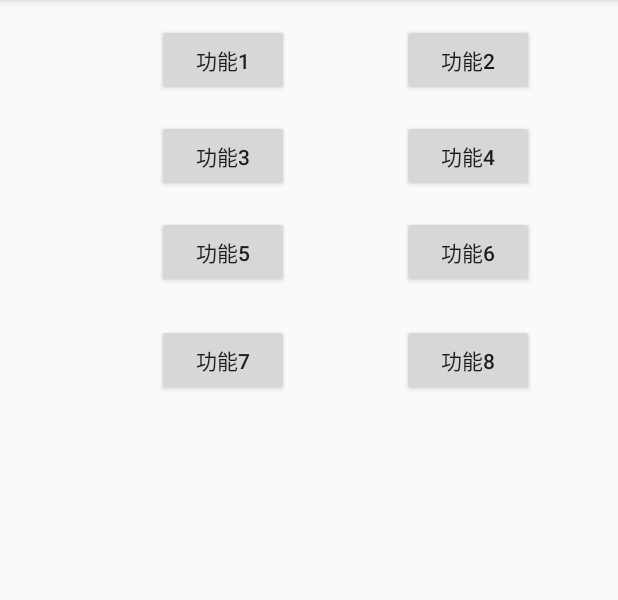
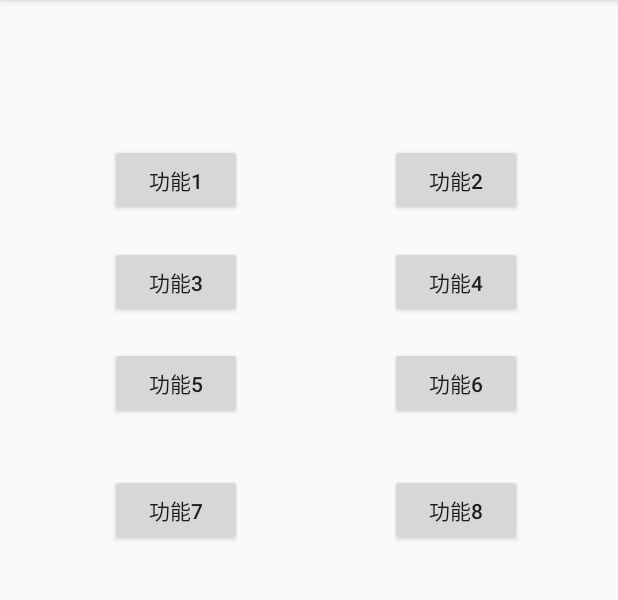
Before and after one commit to bonnie861224/Mid2, an Android app: the screen it shows after launch (MainActivity), on a phone screen of 412 x 824 dp, the part 84-684 px from its top. Run offline under Robolectric (Android 15) with nearby library versions, the phone set to English and light mode, and no system bars.

Commit message:
roll the dice

```diff
--- a/app/src/main/java/com/fju/mid2/Func3Activity.java
+++ b/app/src/main/java/com/fju/mid2/Func3Activity.java
@@ -9,5 +9,6 @@ public class Func3Activity extends AppCompatActivity {
     protected void onCreate(Bundle savedInstanceState) {
         super.onCreate(savedInstanceState);
         setContentView(R.layout.activity_func3);
+        setResult(RESULT_OK,getIntent());
     }
 }
--- a/app/src/main/java/com/fju/mid2/Func7Activity.java
+++ b/app/src/main/java/com/fju/mid2/Func7Activity.java
@@ -9,5 +9,6 @@ public class Func7Activity extends AppCompatActivity {
     protected void onCreate(Bundle savedInstanceState) {
         super.onCreate(savedInstanceState);
         setContentView(R.layout.activity_func7);
+        setResult(RESULT_OK,getIntent());
     }
 }
--- a/app/src/main/java/com/fju/mid2/Func8Activity.java
+++ b/app/src/main/java/com/fju/mid2/Func8Activity.java
@@ -9,5 +9,6 @@ public class Func8Activity extends AppCompatActivity {
     protected void onCreate(Bundle savedInstanceState) {
         super.onCreate(savedInstanceState);
         setContentView(R.layout.activity_func8);
+        setResult(RESULT_OK,getIntent());
     }
 }
--- a/app/src/main/java/com/fju/mid2/MainActivity.java
+++ b/app/src/main/java/com/fju/mid2/MainActivity.java
@@ -6,75 +6,67 @@ import android.os.Bundle;
 import android.view.View;
 import android.view.View.OnClickListener;
 import android.widget.Button;
+import android.widget.Toast;
 
 public class MainActivity extends AppCompatActivity {
+    private final static int FUNC3 = 3;
+    @Override
+    protected void onActivityResult(int requestCode, int resultCode, Intent data) {
+        super.onActivityResult(requestCode, resultCode, data);
+        if (resultCode == RESULT_OK) {
+            Toast.makeText(this, "特殊功能", Toast.LENGTH_LONG).show();
+        }
+    }
     @Override
     protected void onCreate(Bundle savedInstanceState) {
         super.onCreate(savedInstanceState);
-        setContentView(R.layout.activity_main);
-        Button b1 =(Button) findViewById((R.id.button));
-        b1.setOnClickListener(new Button.OnClickListener(){
-            public void onClick(View view){
-                Intent a =new Intent();
-                a.setClass(MainActivity.this,Func1Activity.class);
+        setContentView(R.layout.activity_main);}
+        /*Button b1 = (Button) findViewById((R.id.button));
+        b1.setOnClickListener(new Button.OnClickListener() {
+            public void onClick(View view) {
+                Intent a = new Intent();
+                a.setClass(MainActivity.this, Func1Activity.class);
                 startActivity(a);
             }
-        });
-        Button b2 =(Button) findViewById((R.id.button2));
-        b2.setOnClickListener(new Button.OnClickListener(){
-            public void onClick(View view){
-                Intent b =new Intent();
-                b.setClass(MainActivity.this,Func2Activity.class);
-                startActivity(b);
+        });*/
+
+    public void fun1(View view) {
+        Intent intent = new Intent(this, Func1Activity.class);
+        startActivity(intent);
     }
-        });
-        Button b3 =(Button) findViewById((R.id.button3));
-        b3.setOnClickListener(new Button.OnClickListener(){
-            public void onClick(View view){
-                Intent c =new Intent();
-                c.setClass(MainActivity.this,Func3Activity.class);
-                startActivity(c);
+
+    public void fun2(View view) {
+        Intent intent = new Intent(this, Func2Activity.class);
+        startActivity(intent);
     }
-        });
-        Button b4 =(Button) findViewById((R.id.button4));
-        b4.setOnClickListener(new Button.OnClickListener(){
-            public void onClick(View view){
-                Intent d =new Intent();
-                d.setClass(MainActivity.this,Func4Activity.class);
-                startActivity(d);
+
+    public void fun3(View view) {
+        Intent intent = new Intent(this, Func3Activity.class);
+        startActivityForResult(intent, FUNC3);
     }
-        });
-        Button b5 =(Button) findViewById((R.id.button5));
-        b5.setOnClickListener(new Button.OnClickListener(){
-            public void onClick(View view){
-                Intent e =new Intent();
-                e.setClass(MainActivity.this,Func5Activity.class);
-                startActivity(e);
+
+    public void fun4(View view) {
+        Intent intent = new Intent(this, Func4Activity.class);
+        startActivity(intent);
     }
-        });
-        Button b6 =(Button) findViewById((R.id.button6));
-        b6.setOnClickListener(new Button.OnClickListener(){
-            public void onClick(View view){
-                Intent f =new Intent();
-                f.setClass(MainActivity.this,Func6Activity.class);
-                startActivity(f);
+
+    public void fun5(View view) {
+        Intent intent = new Intent(this, Func5Activity.class);
+        startActivity(intent);
     }
-        });
-        Button b7 =(Button) findViewById((R.id.button7));
-        b7.setOnClickListener(new Button.OnClickListener(){
-            public void onClick(View view){
-                Intent g =new Intent();
-                g.setClass(MainActivity.this,Func7Activity.class);
-                startActivity(g);
+
+    public void fun6(View view) {
+        Intent intent = new Intent(this, Func6Activity.class);
+        startActivity(intent);
     }
-        });
-        Button b8 =(Button) findViewById((R.id.button8));
-        b8.setOnClickListener(new Button.OnClickListener(){
-            public void onClick(View view){
-                Intent h =new Intent();
-                h.setClass(MainActivity.this,Func8Activity.class);
-                startActivity(h);
+
+    public void fun7(View view) {
+        Intent intent = new Intent(this, Func7Activity.class);
+        startActivityForResult(intent, FUNC3);
     }
-        });
+
+    public void fun8(View view) {
+        Intent intent = new Intent(this, Func8Activity.class);
+        startActivityForResult(intent, FUNC3);
     }
 }
--- a/app/src/main/res/layout/activity_func1.xml
+++ b/app/src/main/res/layout/activity_func1.xml
@@ -18,14 +18,13 @@
         app:layout_constraintTop_toTopOf="parent" />
 
     <Button
-        android:id="@+id/roll"
+        android:id="@+id/b_roll"
         android:layout_width="wrap_content"
         android:layout_height="wrap_content"
         android:layout_marginBottom="8dp"
         android:layout_marginLeft="8dp"
         android:layout_marginRight="8dp"
         android:layout_marginTop="8dp"
-        android:onClick="func1activity"
         android:text="ROLL"
         app:layout_constraintBottom_toBottomOf="parent"
         app:layout_constraintLeft_toLeftOf="parent"
--- a/app/src/main/res/layout/activity_main.xml
+++ b/app/src/main/res/layout/activity_main.xml
@@ -7,15 +7,15 @@
     tools:context="com.fju.mid2.MainActivity">
 
     <Button
-        android:id="@+id/button"
+        android:id="@+id/b_roll"
         android:layout_width="wrap_content"
         android:layout_height="wrap_content"
         android:layout_marginLeft="8dp"
         android:layout_marginRight="8dp"
-        android:layout_marginTop="16dp"
-        android:onClick="mid2"
+        android:layout_marginTop="96dp"
+        android:onClick="fun1"
         android:text="功能1"
-        app:layout_constraintHorizontal_bias="0.588"
+        app:layout_constraintHorizontal_bias="0.419"
         app:layout_constraintLeft_toLeftOf="parent"
         app:layout_constraintRight_toLeftOf="@+id/button2"
         app:layout_constraintTop_toTopOf="parent" />
@@ -24,9 +24,9 @@
         android:id="@+id/button2"
         android:layout_width="wrap_content"
         android:layout_height="wrap_content"
-        android:layout_marginRight="56dp"
-        android:layout_marginTop="16dp"
-        android:onClick="mid2"
+        android:layout_marginRight="64dp"
+        android:layout_marginTop="96dp"
+        android:onClick="fun2"
         android:text="功能2"
         app:layout_constraintRight_toRightOf="parent"
         app:layout_constraintTop_toTopOf="parent" />
@@ -37,21 +37,21 @@
         android:layout_height="wrap_content"
         android:layout_marginLeft="8dp"
         android:layout_marginRight="8dp"
-        android:layout_marginTop="16dp"
-        android:onClick="mid2"
+        android:layout_marginTop="20dp"
+        android:onClick="fun3"
         android:text="功能3"
-        app:layout_constraintHorizontal_bias="0.588"
+        app:layout_constraintHorizontal_bias="0.419"
         app:layout_constraintLeft_toLeftOf="parent"
         app:layout_constraintRight_toLeftOf="@+id/button4"
-        app:layout_constraintTop_toBottomOf="@+id/button" />
+        app:layout_constraintTop_toBottomOf="@+id/b_roll" />
 
     <Button
         android:id="@+id/button4"
         android:layout_width="wrap_content"
         android:layout_height="wrap_content"
-        android:layout_marginRight="56dp"
-        android:layout_marginTop="16dp"
-        android:onClick="mid2"
+        android:layout_marginRight="64dp"
+        android:layout_marginTop="20dp"
+        android:onClick="fun4"
         android:text="功能4"
         app:layout_constraintRight_toRightOf="parent"
         app:layout_constraintTop_toBottomOf="@+id/button2" />
@@ -62,10 +62,10 @@
         android:layout_height="wrap_content"
         android:layout_marginLeft="8dp"
         android:layout_marginRight="8dp"
-        android:layout_marginTop="16dp"
-        android:onClick="mid2"
+        android:layout_marginTop="19dp"
+        android:onClick="fun5"
         android:text="功能5"
-        app:layout_constraintHorizontal_bias="0.588"
+        app:layout_constraintHorizontal_bias="0.419"
         app:layout_constraintLeft_toLeftOf="parent"
         app:layout_constraintRight_toLeftOf="@+id/button6"
         app:layout_constraintTop_toBottomOf="@+id/button3" />
@@ -74,9 +74,9 @@
         android:id="@+id/button6"
         android:layout_width="wrap_content"
         android:layout_height="wrap_content"
-        android:layout_marginRight="56dp"
-        android:layout_marginTop="16dp"
-        android:onClick="mid2"
+        android:layout_marginRight="64dp"
+        android:layout_marginTop="19dp"
+        android:onClick="fun6"
         android:text="功能6"
         app:layout_constraintRight_toRightOf="parent"
         app:layout_constraintTop_toBottomOf="@+id/button4" />
@@ -89,26 +89,26 @@
         android:layout_marginLeft="8dp"
         android:layout_marginRight="8dp"
         android:layout_marginTop="16dp"
-        android:onClick="mid2"
+        android:onClick="fun7"
         android:text="功能7"
         app:layout_constraintBottom_toBottomOf="parent"
-        app:layout_constraintHorizontal_bias="0.588"
+        app:layout_constraintHorizontal_bias="0.419"
         app:layout_constraintLeft_toLeftOf="parent"
         app:layout_constraintRight_toLeftOf="@+id/button8"
         app:layout_constraintTop_toBottomOf="@+id/button5"
-        app:layout_constraintVertical_bias="0.016" />
+        app:layout_constraintVertical_bias="0.05" />
 
     <Button
         android:id="@+id/button8"
         android:layout_width="wrap_content"
         android:layout_height="wrap_content"
         android:layout_marginBottom="8dp"
-        android:layout_marginRight="56dp"
+        android:layout_marginRight="64dp"
         android:layout_marginTop="16dp"
-        android:onClick="mid2"
+        android:onClick="fun8"
         android:text="功能8"
         app:layout_constraintBottom_toBottomOf="parent"
         app:layout_constraintRight_toRightOf="parent"
         app:layout_constraintTop_toBottomOf="@+id/button6"
-        app:layout_constraintVertical_bias="0.016" />
+        app:layout_constraintVertical_bias="0.05" />
 </android.support.constraint.ConstraintLayout>
```
Also changed, not shown: app/src/main/java/com/fju/mid2/Func1Activity.java (+15 -11 lines). Lines whose indentation alone changed are shown as unchanged.
